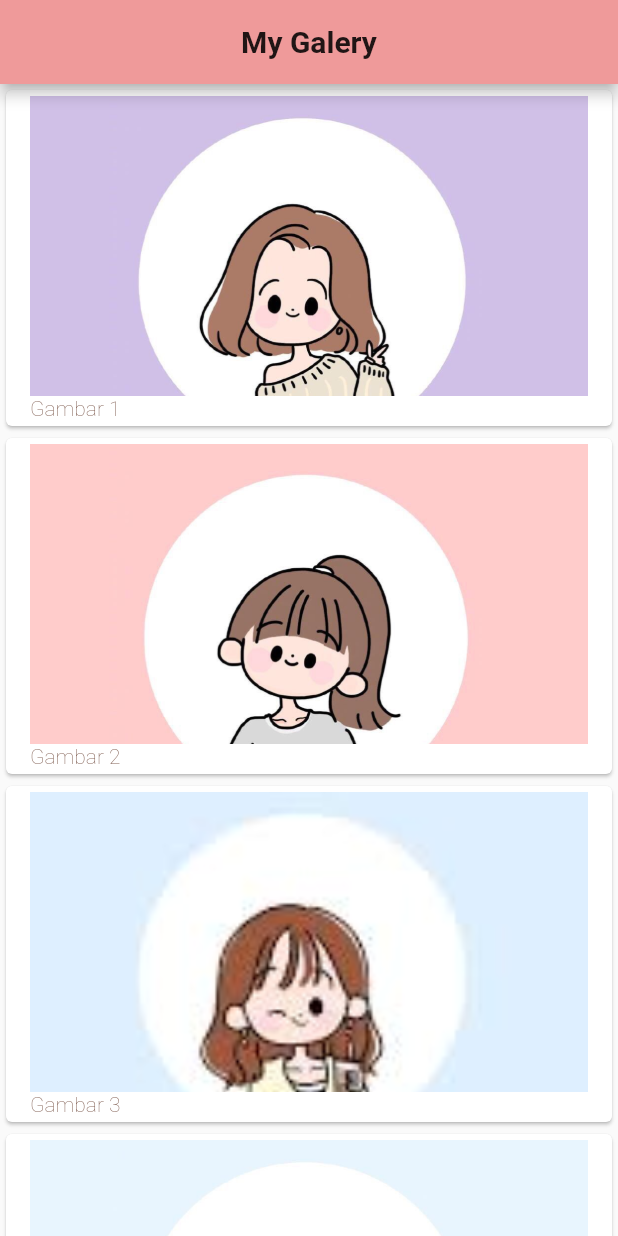
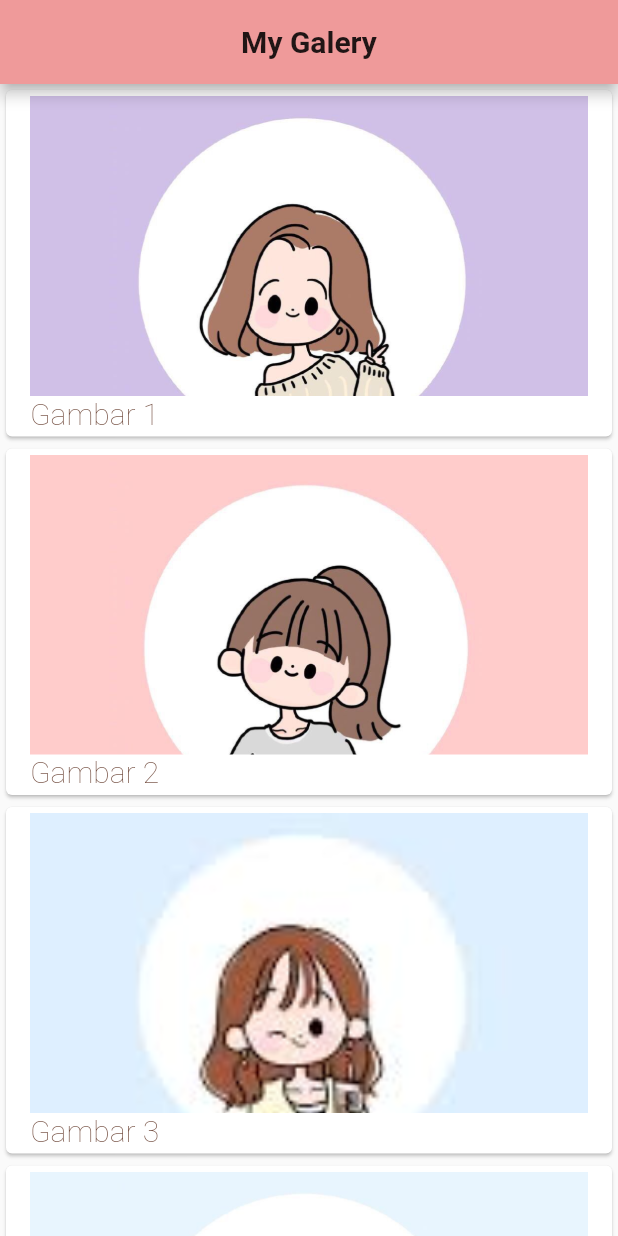
Before and after one commit to Nahdhiyyah/Pemrograman_Mobile, a Flutter app: the screen it shows after launch, on a phone screen of 412 x 824 dp. Run offline on Flutter 3.47's test engine with Material 2 defaults, Android fonts, the phone set to English and light mode, and no system bars.

```diff
--- a/lib/main.dart
+++ b/lib/main.dart
@@ -64,7 +64,7 @@ class cobaListView extends StatelessWidget {
                 height: 200,
                 fit: BoxFit.cover,
               )),
-              subtitle: Text(sub[index], style: TextStyle(color: Colors.brown, fontWeight: FontWeight.w200)),
+              subtitle: Text(sub[index], style: TextStyle(color: Colors.brown, fontWeight: FontWeight.w200, fontSize: 20)),
             ),
           );
         },
```
Also changed, not shown: 1 other file.
